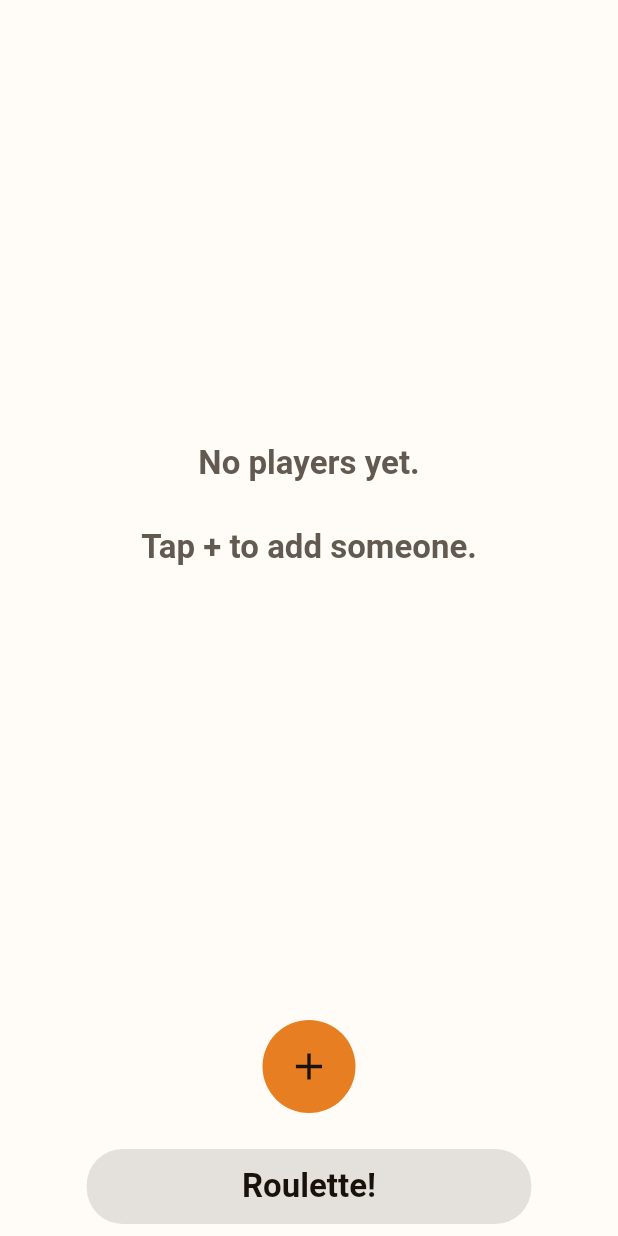
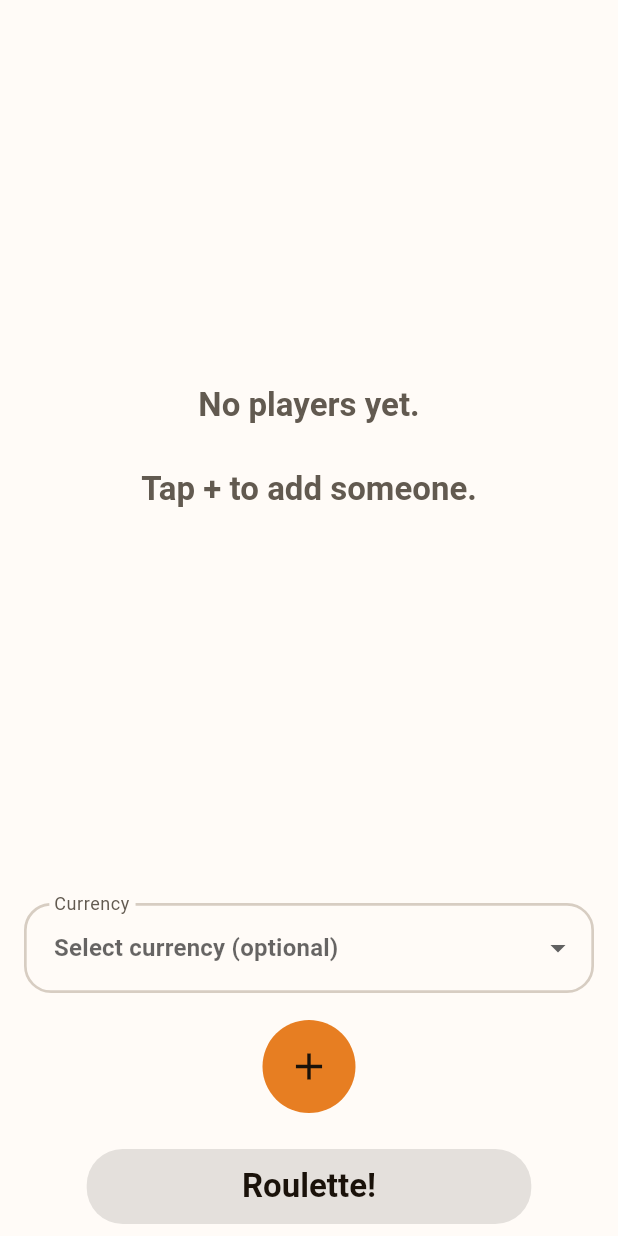
Before and after one commit to JBeckintosh/credit-card-roulette, a Flutter app: the PlayersScreen screen opened by its route, on a phone screen of 412 x 824 dp. Run offline on Flutter 3.47's test engine with Material 3 defaults, Android fonts, the phone set to English and light mode, and no system bars; our stand-ins replace fl_chart.

Commit message:
Adding currency option and added spacing on the users list

```diff
--- a/lib/screens/players_screen.dart
+++ b/lib/screens/players_screen.dart
@@ -7,6 +7,8 @@ import '../widgets/player_row.dart';
 
 class PlayersScreen extends StatelessWidget {
   const PlayersScreen({super.key});
+
+  static const _currencyOptions = <String>['£', r'$', '€', '¥'];
 
   @override
   Widget build(BuildContext context) {
@@ -35,7 +37,7 @@ class PlayersScreen extends StatelessWidget {
                       )
                     : ListView.builder(
                         padding: EdgeInsets.only(
-                          top: isMobile ? 4 : 8,
+                          top: isMobile ? 20 : 28,
                           bottom: isMobile ? 4 : 8,
                         ),
                         itemCount: players.length,
@@ -44,6 +46,7 @@ class PlayersScreen extends StatelessWidget {
                           return PlayerRow(
                             player: p,
                             totalPrice: total,
+                            amountText: game.formatAmount(p.price),
                             onRemove: () => game.removePlayer(p.id),
                           );
                         },
@@ -61,6 +64,23 @@ class PlayersScreen extends StatelessWidget {
                   child: Column(
                     crossAxisAlignment: CrossAxisAlignment.stretch,
                     children: [
+                      DropdownButtonFormField<String>(
+                        value: game.selectedCurrency,
+                        decoration: const InputDecoration(
+                          labelText: 'Currency',
+                        ),
+                        hint: const Text('Select currency (optional)'),
+                        items: _currencyOptions
+                            .map(
+                              (currency) => DropdownMenuItem<String>(
+                                value: currency,
+                                child: Text(currency),
+                              ),
+                            )
+                            .toList(),
+                        onChanged: game.setSelectedCurrency,
+                      ),
+                      SizedBox(height: isMobile ? 18 : 24),
                       Center(
                         child: SizedBox(
                           width: isMobile ? 62 : 72,
--- a/lib/screens/roulette_screen.dart
+++ b/lib/screens/roulette_screen.dart
@@ -99,8 +99,10 @@ class _RouletteScreenState extends State<RouletteScreen> {
       return const Scaffold(body: Center(child: CircularProgressIndicator()));
     }
 
+    final game = context.watch<GameState>();
     final winner = _winner!;
     final total = _players.fold<double>(0, (s, p) => s + p.price);
+    final formattedTotal = game.formatAmount(total);
     final theme = Theme.of(context);
     final colorScheme = theme.colorScheme;
     final inCountdown = _countdownValue != null;
@@ -213,7 +215,7 @@ class _RouletteScreenState extends State<RouletteScreen> {
                     ),
                     const SizedBox(height: 4),
                     Text(
-                      '💕 Thanks for covering the ${total.toStringAsFixed(2)} bill 💕',
+                      '💕 Thanks for covering the $formattedTotal bill 💕',
                       textAlign: TextAlign.center,
                       style: theme.textTheme.titleMedium?.copyWith(
                         color: colorScheme.onSurfaceVariant,
--- a/lib/state/game_state.dart
+++ b/lib/state/game_state.dart
@@ -6,9 +6,11 @@ import '../models/player.dart';
 class GameState extends ChangeNotifier {
   final List<Player> _players = [];
   String? _winnerName;
+  String? _selectedCurrency;
 
   List<Player> get players => List.unmodifiable(_players);
   String? get winnerName => _winnerName;
+  String? get selectedCurrency => _selectedCurrency;
 
   bool get canPlayRoulette => _players.length >= 2;
 
@@ -27,11 +29,32 @@ class GameState extends ChangeNotifier {
     notifyListeners();
   }
 
+  void setSelectedCurrency(String? currency) {
+    if (_selectedCurrency == currency) {
+      return;
+    }
+    _selectedCurrency = currency;
+    notifyListeners();
+  }
+
   void clearPlayers() {
     _players.clear();
     _winnerName = null;
+    _selectedCurrency = null;
     notifyListeners();
   }
 
   double get totalPrice => _players.fold<double>(0, (sum, p) => sum + p.price);
+
+  String formatAmount(double amount) {
+    final value = amount.toStringAsFixed(2);
+    final currency = _selectedCurrency;
+    if (currency == null || currency.isEmpty) {
+      return value;
+    }
+    if (currency == 'EUR') {
+      return '$value EUR';
+    }
+    return '$currency$value';
+  }
 }
--- a/lib/widgets/player_row.dart
+++ b/lib/widgets/player_row.dart
@@ -8,11 +8,13 @@ class PlayerRow extends StatelessWidget {
     super.key,
     required this.player,
     required this.totalPrice,
+    required this.amountText,
     required this.onRemove,
   });
 
   final Player player;
   final double totalPrice;
+  final String amountText;
   final VoidCallback onRemove;
 
   @override
@@ -28,7 +30,7 @@ class PlayerRow extends StatelessWidget {
           style: isMobile ? theme.textTheme.titleMedium : theme.textTheme.titleLarge,
         ),
         subtitle: Text(
-          '${player.price.toStringAsFixed(2)} - ${share.toStringAsFixed(1)}% share',
+          '$amountText - ${share.toStringAsFixed(1)}% share',
           style: isMobile ? theme.textTheme.bodyLarge : theme.textTheme.titleMedium,
         ),
         trailing: IconButton(
```
